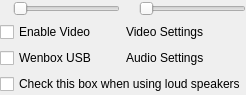
Qt form wengophone/src/presentation/qt/WengoPhoneWindowConfigPanel.ui (tkrotoff/WengoPhone) before a commit.
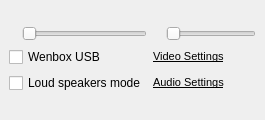
The same form after that commit. Icons and pictures are not drawn.

Commit message: New icons + more work on WengoPhoneWindowConfigPanel

```diff
--- a/wengophone/src/presentation/qt/WengoPhoneWindowConfigPanel.ui
+++ b/wengophone/src/presentation/qt/WengoPhoneWindowConfigPanel.ui
@@ -8,21 +8,13 @@
    <rect>
     <x>0</x>
     <y>0</y>
-    <width>224</width>
-    <height>95</height>
+    <width>265</width>
+    <height>120</height>
    </rect>
   </property>
   <layout class="QGridLayout" >
    <property name="margin" >
-    <number>0</number>
-   </property>
-   <property name="spacing" >
-    <number>0</number>
-   </property>
-   <item row="0" column="0" >
-    <layout class="QGridLayout" >
-     <property name="margin" >
-      <number>0</number>
+    <number>9</number>
      </property>
      <property name="spacing" >
       <number>6</number>
@@ -38,7 +30,7 @@
        <item row="2" column="0" colspan="2" >
         <widget class="QLabel" name="audioSettingsLabel" >
          <property name="text" >
-          <string>Audio Settings</string>
+        <string>&lt;html>&lt;head>&lt;meta name="qrichtext" content="1" />&lt;/head>&lt;body style=" white-space: pre-wrap; font-family:MS Shell Dlg; font-size:8.25pt; font-weight:400; font-style:normal; text-decoration:none;">&lt;p style=" margin-top:0px; margin-bottom:0px; margin-left:0px; margin-right:0px; -qt-block-indent:0; text-indent:0px;">&lt;span style=" font-size:8pt; text-decoration: underline;">Audio Settings&lt;/span>&lt;/p>&lt;/body>&lt;/html></string>
          </property>
         </widget>
        </item>
@@ -52,7 +44,7 @@
        <item row="1" column="0" colspan="2" >
         <widget class="QLabel" name="videoSettingsLabel" >
          <property name="text" >
-          <string>Video Settings</string>
+        <string>&lt;html>&lt;head>&lt;meta name="qrichtext" content="1" />&lt;/head>&lt;body style=" white-space: pre-wrap; font-family:MS Shell Dlg; font-size:8.25pt; font-weight:400; font-style:normal; text-decoration:none;">&lt;p style=" margin-top:0px; margin-bottom:0px; margin-left:0px; margin-right:0px; -qt-block-indent:0; text-indent:0px;">&lt;span style=" font-size:8pt; text-decoration: underline;">Video Settings&lt;/span>&lt;/p>&lt;/body>&lt;/html></string>
          </property>
         </widget>
        </item>
@@ -73,27 +65,6 @@
        <property name="spacing" >
         <number>6</number>
        </property>
-       <item row="0" column="1" >
-        <widget class="QSlider" name="inputSoundSlider" >
-         <property name="orientation" >
-          <enum>Qt::Horizontal</enum>
-         </property>
-        </widget>
-       </item>
-       <item row="2" column="0" colspan="2" >
-        <widget class="QCheckBox" name="enableWenboxCheckBox" >
-         <property name="text" >
-          <string>Wenbox USB</string>
-         </property>
-        </widget>
-       </item>
-       <item row="1" column="0" colspan="2" >
-        <widget class="QCheckBox" name="enableVideoCheckBox" >
-         <property name="text" >
-          <string>Enable Video</string>
-         </property>
-        </widget>
-       </item>
        <item row="0" column="0" >
         <widget class="QLabel" name="inputSoundLabel" >
          <property name="pixmap" >
@@ -101,12 +72,24 @@
          </property>
         </widget>
        </item>
-      </layout>
-     </item>
      <item row="1" column="0" colspan="2" >
+      <widget class="QCheckBox" name="enableWenboxCheckBox" >
+       <property name="text" >
+        <string>Wenbox USB</string>
+       </property>
+      </widget>
+     </item>
+     <item row="0" column="1" >
+      <widget class="QSlider" name="inputSoundSlider" >
+       <property name="orientation" >
+        <enum>Qt::Horizontal</enum>
+       </property>
+      </widget>
+     </item>
+     <item row="2" column="0" colspan="2" >
       <widget class="QCheckBox" name="halfDuplexCheckBox" >
        <property name="text" >
-        <string>Check this box when using loud speakers</string>
+        <string>Loud speakers mode</string>
        </property>
       </widget>
      </item>
```
Left out of the diff: 3 changed lines with no effect on the pictures. Lines whose indentation alone changed are shown as unchanged. The commit also changes 21 other files.
